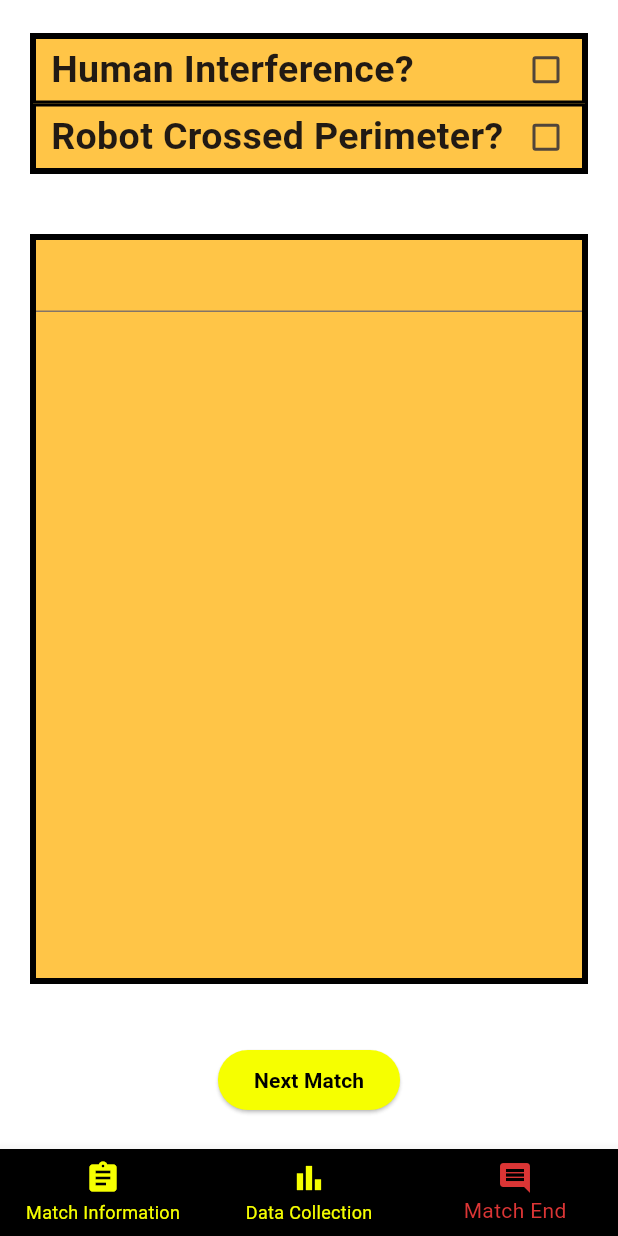
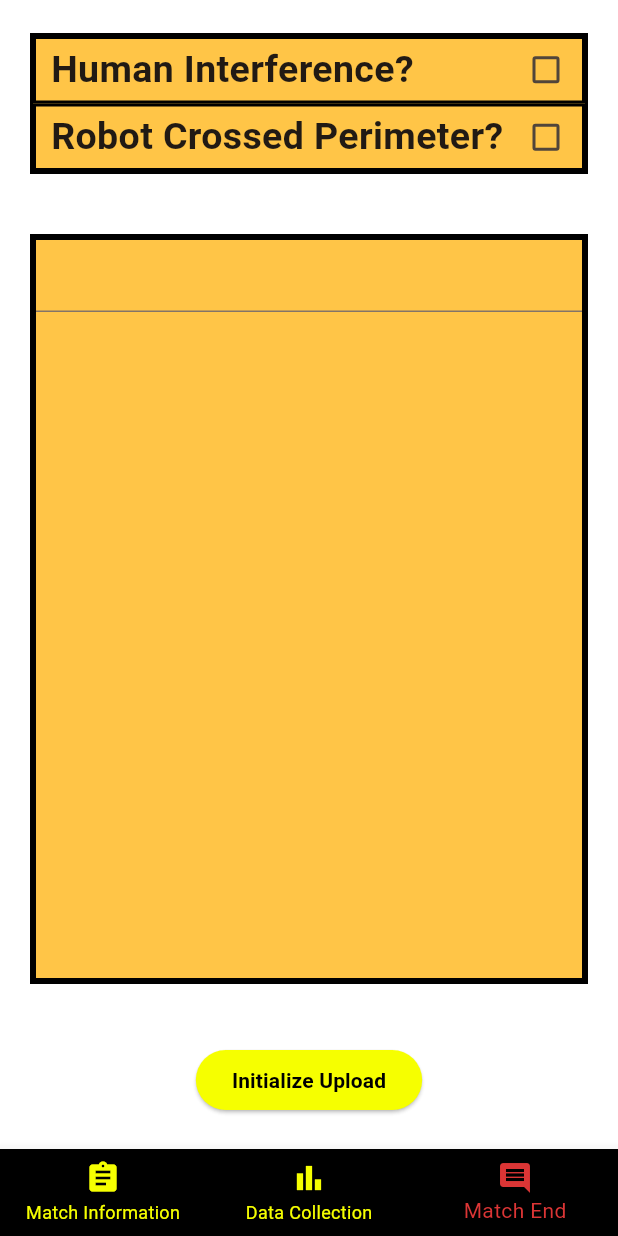
Before and after one commit to Ryan-Yeo-753/yeoryan_prototyping_challenge_pizza_panic, a Flutter app: the screen it shows after launch, item 3 of the bottom bar chosen, on a phone screen of 412 x 824 dp. Run offline on Flutter 3.47's test engine with Material 3 defaults, Android fonts, the light colour scheme and no system bars; our stand-ins replace flutter_riverpod; missing offline and left inert: nyxx.

Commit message:
Changed the match_end.dart button for Next Match

```diff
--- a/lib/match_end.dart
+++ b/lib/match_end.dart
@@ -166,7 +166,7 @@ class MatchEndPageState extends ConsumerState<MatchEndPage> {
                       color: Colors.black,
                       fontWeight: FontWeight.bold,
                     ),
-                    'Next Match',
+                    'Initialize Upload',
                   ),
                 ),
               ),
```
